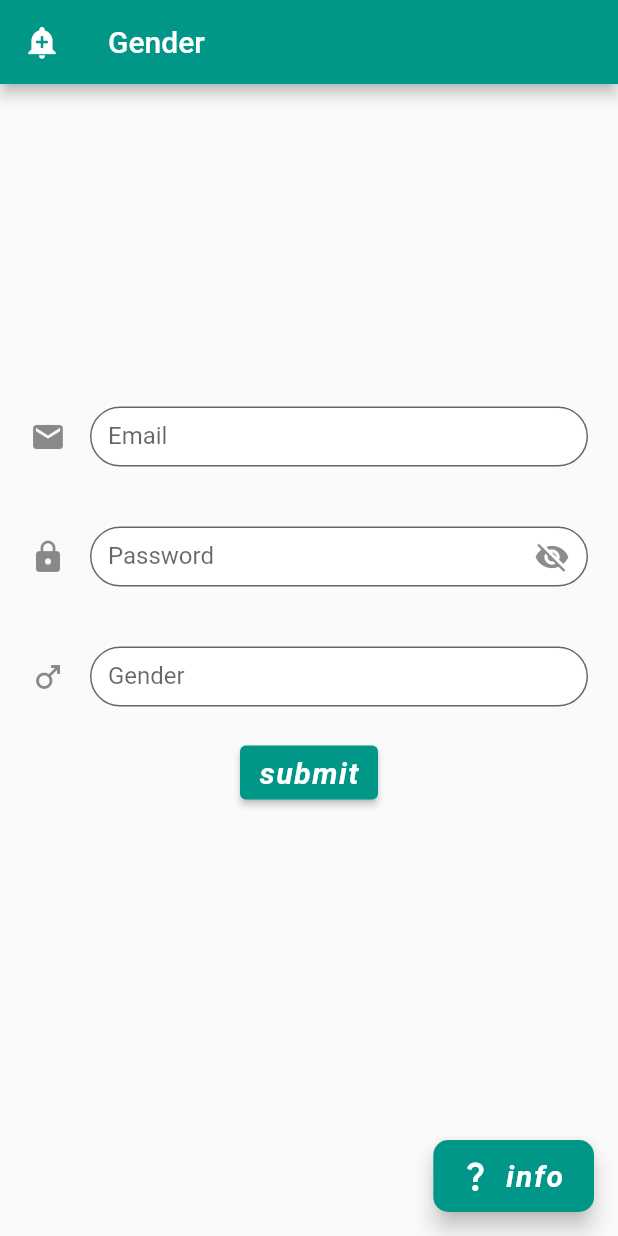
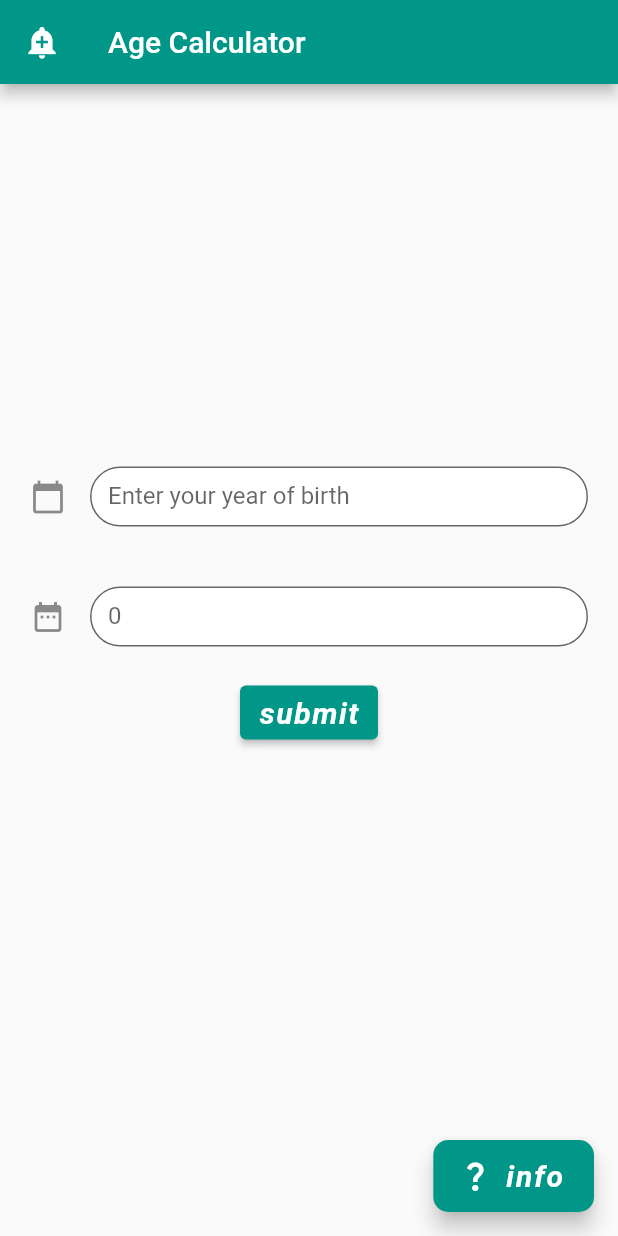
Before and after one commit to RamezHamdiSaeed/MyFlutterReference, a Flutter app: the screen it shows after launch, after a tap on "submit", on a phone screen of 412 x 824 dp. Run offline on Flutter 3.47's test engine with Material 2 defaults, Android fonts, the phone set to English and light mode, and no system bars.

Commit message:
create Age Calculator App

```diff
--- a/lib/App/components/text_fields.dart
+++ b/lib/App/components/text_fields.dart
@@ -1,4 +1,5 @@
 import 'package:flutter/material.dart';
+import 'package:first_flutter_app/App/models/age.dart';
 
 class TextFields extends StatefulWidget {
   const TextFields({Key? key}) : super(key: key);
@@ -9,9 +10,12 @@ class TextFields extends StatefulWidget {
 
 class _TextFieldsState extends State<TextFields> {
   bool passwordVisibility = false;
-
+  TextEditingController controller = TextEditingController();
+  TextEditingController ageController = TextEditingController();
+  String age = '0';
   Container textFieldTemplate(
-      {bool obsecureText = false,
+      {bool isReadOnly = false,
+      bool obsecureText = false,
       TextInputType keyboardType = TextInputType.text,
       Widget? icon,
       Widget? suffixIcon,
@@ -21,30 +25,34 @@ class _TextFieldsState extends State<TextFields> {
         : obsecureText;
 
     InputDecoration inputDecorationTemplate = InputDecoration(
+      icon: icon,
+      suffixIcon: suffixIcon,
       fillColor: Colors.white,
       filled: true,
       border: const OutlineInputBorder(
           borderSide: BorderSide(color: Colors.grey, width: 10),
           borderRadius: BorderRadius.all(Radius.circular(80))),
-        label: Text(decorationLabelText),
-        hintText: "Enter your $decorationLabelText",
-        hintStyle: const TextStyle(
-            color: Color.fromARGB(60, 65, 65, 65), height: 3.0));
+      label: (decorationLabelText == "Age")
+          ? Text(age)
+          : Text("Enter your $decorationLabelText"),
+      hintText: (decorationLabelText == "Age")
+          ? age
+          : "Enter your $decorationLabelText",
+      hintStyle:
+          const TextStyle(color: Color.fromARGB(60, 65, 65, 65), height: 3.0),
+    );
 
-    InputDecoration inputDecoration = (icon == null)
-        ? inputDecorationTemplate
-        : inputDecorationTemplate.copyWith(icon: icon);
-
-    inputDecoration = (suffixIcon == null)
-        ? inputDecoration
-        : inputDecoration.copyWith(suffixIcon: suffixIcon);
     return Container(
       height: 40,
       margin: const EdgeInsets.all(20),
       child: TextField(
+        readOnly: isReadOnly,
         obscureText: obsecureText,
         keyboardType: keyboardType,
-        decoration: inputDecoration,
+        decoration: inputDecorationTemplate,
+        controller: (decorationLabelText == "year of birth")
+            ? ageController
+            : controller,
       ),
     );
   }
@@ -60,30 +68,42 @@ class _TextFieldsState extends State<TextFields> {
           children: <Widget>[
             textFieldTemplate(
                 obsecureText: false,
-                keyboardType: TextInputType.emailAddress,
-                icon: const Icon(Icons.email),
-                decorationLabelText: "Email"),
+                keyboardType: TextInputType.number,
+                icon: const Icon(Icons.calendar_today),
+                decorationLabelText: "year of birth"),
             textFieldTemplate(
-                keyboardType: TextInputType.visiblePassword,
-                icon: const Icon(Icons.lock),
-                suffixIcon: IconButton(
+                isReadOnly: true,
+                obsecureText: false,
+                keyboardType: TextInputType.number,
+                icon: const Icon(Icons.date_range),
+                decorationLabelText: "Age"),
+            // textFieldTemplate(
+            //     keyboardType: TextInputType.visiblePassword,
+            //     icon: const Icon(Icons.lock),
+            //     suffixIcon: IconButton(
+            //         onPressed: () {
+            //           setState(() {
+            //             passwordVisibility = !passwordVisibility;
+            //           });
+            //         },
+            //         icon: (passwordVisibility)
+            //             ? const Icon(Icons.visibility)
+            //             : const Icon(Icons.visibility_off)),
+            //     decorationLabelText: "Password"),
+            // textFieldTemplate(
+            //     obsecureText: false,
+            //     keyboardType: TextInputType.text,
+            //     icon: const Icon(Icons.male),
+            //     decorationLabelText: "Gender"),
+            ElevatedButton(
+              child: const Text("submit"),
               onPressed: () {
                 setState(() {
-                        passwordVisibility = !passwordVisibility;
+                  Identity i = Identity(yearOfBirth: ageController.text);
+                  i.calculateAge();
+                  age = i.age.toString();
                 });
               },
-                    icon: (passwordVisibility)
-                        ? const Icon(Icons.visibility)
-                        : const Icon(Icons.visibility_off)),
-                decorationLabelText: "Password"),
-            textFieldTemplate(
-                obsecureText: false,
-                keyboardType: TextInputType.text,
-                icon: const Icon(Icons.male),
-                decorationLabelText: "Gender"),
-            ElevatedButton(
-              child: const Text("submit"),
-              onPressed: () {},
             ),
             const SizedBox(height: 90),
           ],
--- /dev/null
+++ b/lib/App/models/age.dart
@@ -0,0 +1,10 @@
+class Identity {
+  String yearOfBirth;
+  int age = 0;
+  Identity({required this.yearOfBirth});
+  void calculateAge() {
+    DateTime now = DateTime.now();
+    int currentYear = now.year;
+    age = currentYear - int.parse(yearOfBirth);
+  }
+}
--- a/lib/App/pages/genders.dart
+++ b/lib/App/pages/genders.dart
@@ -20,7 +20,7 @@ class Genders extends StatelessWidget {
     return Scaffold(
       appBar: AppBar(
         leading: const Icon(Icons.add_alert),
-        title: const Text('Gender'),
+        title: const Text('Age Calculator'),
         // actions: const <Widget>[
         //   Icon(Icons.add),
         // ],
```
Lines whose indentation alone changed are shown as unchanged.
